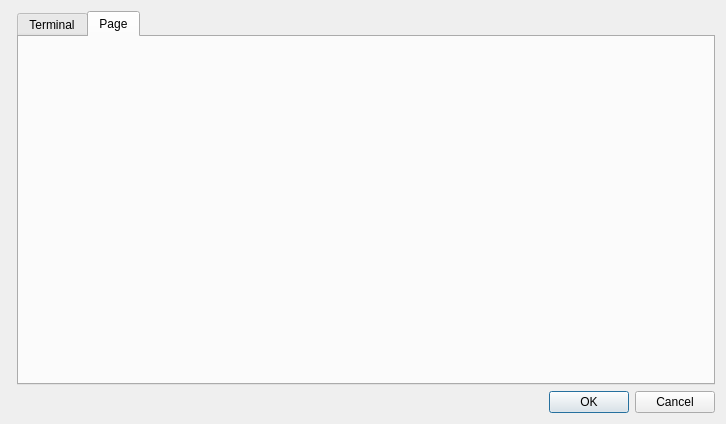
Qt form settings.ui (HobbitHacker/Q3270) before a commit.
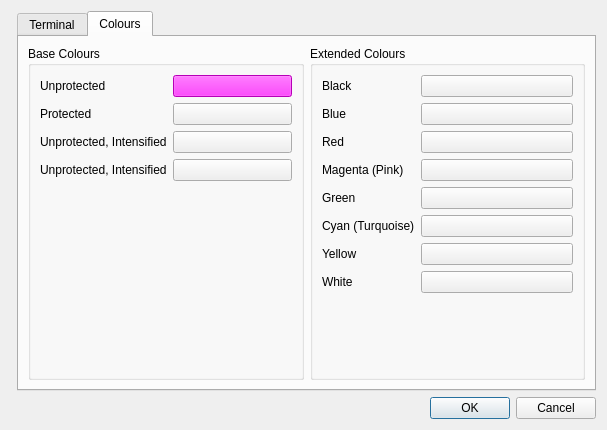
The same form after that commit. The open tabs and pages were chosen to show the change.

Commit message:
Implement colour selection
Allow users to change terminal colours.

```diff
--- a/settings.ui
+++ b/settings.ui
@@ -6,8 +6,8 @@
    <rect>
     <x>0</x>
     <y>0</y>
-    <width>726</width>
-    <height>424</height>
+    <width>607</width>
+    <height>430</height>
    </rect>
   </property>
   <property name="sizePolicy">
@@ -335,8 +335,217 @@
      </widget>
      <widget class="QWidget" name="tab_2">
       <attribute name="title">
-       <string>Page</string>
+       <string>Colours</string>
       </attribute>
+      <layout class="QHBoxLayout" name="horizontalLayout_2">
+       <item>
+        <widget class="QGroupBox" name="groupBox_3">
+         <property name="title">
+          <string>Base Colours</string>
+         </property>
+         <layout class="QFormLayout" name="formLayout">
+          <item row="0" column="0">
+           <widget class="QLabel" name="label_4">
+            <property name="text">
+             <string>Unprotected</string>
+            </property>
+            <property name="buddy">
+             <cstring>pushButton</cstring>
+            </property>
+           </widget>
+          </item>
+          <item row="0" column="1">
+           <widget class="QPushButton" name="pushButton">
+            <property name="styleSheet">
+             <string notr="true">background-color: #ff00ff</string>
+            </property>
+            <property name="text">
+             <string/>
+            </property>
+           </widget>
+          </item>
+          <item row="1" column="0">
+           <widget class="QLabel" name="label_10">
+            <property name="text">
+             <string>Protected</string>
+            </property>
+            <property name="buddy">
+             <cstring>pushButton_2</cstring>
+            </property>
+           </widget>
+          </item>
+          <item row="1" column="1">
+           <widget class="QPushButton" name="pushButton_2">
+            <property name="text">
+             <string/>
+            </property>
+           </widget>
+          </item>
+          <item row="2" column="0">
+           <widget class="QLabel" name="label_11">
+            <property name="text">
+             <string>Unprotected, Intensified</string>
+            </property>
+            <property name="buddy">
+             <cstring>pushButton_3</cstring>
+            </property>
+           </widget>
+          </item>
+          <item row="2" column="1">
+           <widget class="QPushButton" name="pushButton_3">
+            <property name="text">
+             <string/>
+            </property>
+           </widget>
+          </item>
+          <item row="3" column="0">
+           <widget class="QLabel" name="label_12">
+            <property name="text">
+             <string>Unprotected, Intensified</string>
+            </property>
+            <property name="buddy">
+             <cstring>pushButton_4</cstring>
+            </property>
+           </widget>
+          </item>
+          <item row="3" column="1">
+           <widget class="QPushButton" name="pushButton_4">
+            <property name="text">
+             <string/>
+            </property>
+           </widget>
+          </item>
+         </layout>
+        </widget>
+       </item>
+       <item>
+        <widget class="QGroupBox" name="groupBox_4">
+         <property name="title">
+          <string>Extended Colours</string>
+         </property>
+         <layout class="QFormLayout" name="formLayout_3">
+          <item row="0" column="0">
+           <widget class="QLabel" name="label_13">
+            <property name="text">
+             <string>Black</string>
+            </property>
+           </widget>
+          </item>
+          <item row="0" column="1">
+           <widget class="QPushButton" name="colourBlack">
+            <property name="text">
+             <string/>
+            </property>
+            <property name="autoDefault">
+             <bool>false</bool>
+            </property>
+           </widget>
+          </item>
+          <item row="1" column="0">
+           <widget class="QLabel" name="label_14">
+            <property name="text">
+             <string>Blue</string>
+            </property>
+           </widget>
+          </item>
+          <item row="1" column="1">
+           <widget class="QPushButton" name="colourBlue">
+            <property name="text">
+             <string/>
+            </property>
+           </widget>
+          </item>
+          <item row="2" column="0">
+           <widget class="QLabel" name="label_15">
+            <property name="text">
+             <string>Red</string>
+            </property>
+           </widget>
+          </item>
+          <item row="2" column="1">
+           <widget class="QPushButton" name="colourRed">
+            <property name="text">
+             <string/>
+            </property>
+           </widget>
+          </item>
+          <item row="3" column="0">
+           <widget class="QLabel" name="label_16">
+            <property name="text">
+             <string>Magenta (Pink)</string>
+            </property>
+           </widget>
+          </item>
+          <item row="3" column="1">
+           <widget class="QPushButton" name="colourPink">
+            <property name="text">
+             <string/>
+            </property>
+           </widget>
+          </item>
+          <item row="4" column="0">
+           <widget class="QLabel" name="label_17">
+            <property name="text">
+             <string>Green</string>
+            </property>
+           </widget>
+          </item>
+          <item row="4" column="1">
+           <widget class="QPushButton" name="colourGreen">
+            <property name="text">
+             <string/>
+            </property>
+           </widget>
+          </item>
+          <item row="5" column="0">
+           <widget class="QLabel" name="label_18">
+            <property name="text">
+             <string>Cyan (Turquoise)</string>
+            </property>
+           </widget>
+          </item>
+          <item row="5" column="1">
+           <widget class="QPushButton" name="colourTurq">
+            <property name="text">
+             <string/>
+            </property>
+           </widget>
+          </item>
+          <item row="6" column="0">
+           <widget class="QLabel" name="label_19">
+            <property name="text">
+             <string>Yellow</string>
+            </property>
+           </widget>
+          </item>
+          <item row="6" column="1">
+           <widget class="QPushButton" name="colourYellow">
+            <property name="text">
+             <string/>
+            </property>
+           </widget>
+          </item>
+          <item row="7" column="0">
+           <widget class="QLabel" name="label_20">
+            <property name="text">
+             <string>White</string>
+            </property>
+           </widget>
+          </item>
+          <item row="7" column="1">
+           <widget class="QPushButton" name="colourWhite">
+            <property name="text">
+             <string/>
+            </property>
+            <property name="autoDefault">
+             <bool>false</bool>
+            </property>
+           </widget>
+          </item>
+         </layout>
+        </widget>
+       </item>
+      </layout>
      </widget>
     </widget>
    </item>
```
Left out of the diff: 49 changed lines with no effect on the pictures. The commit also changes 7 other files.
